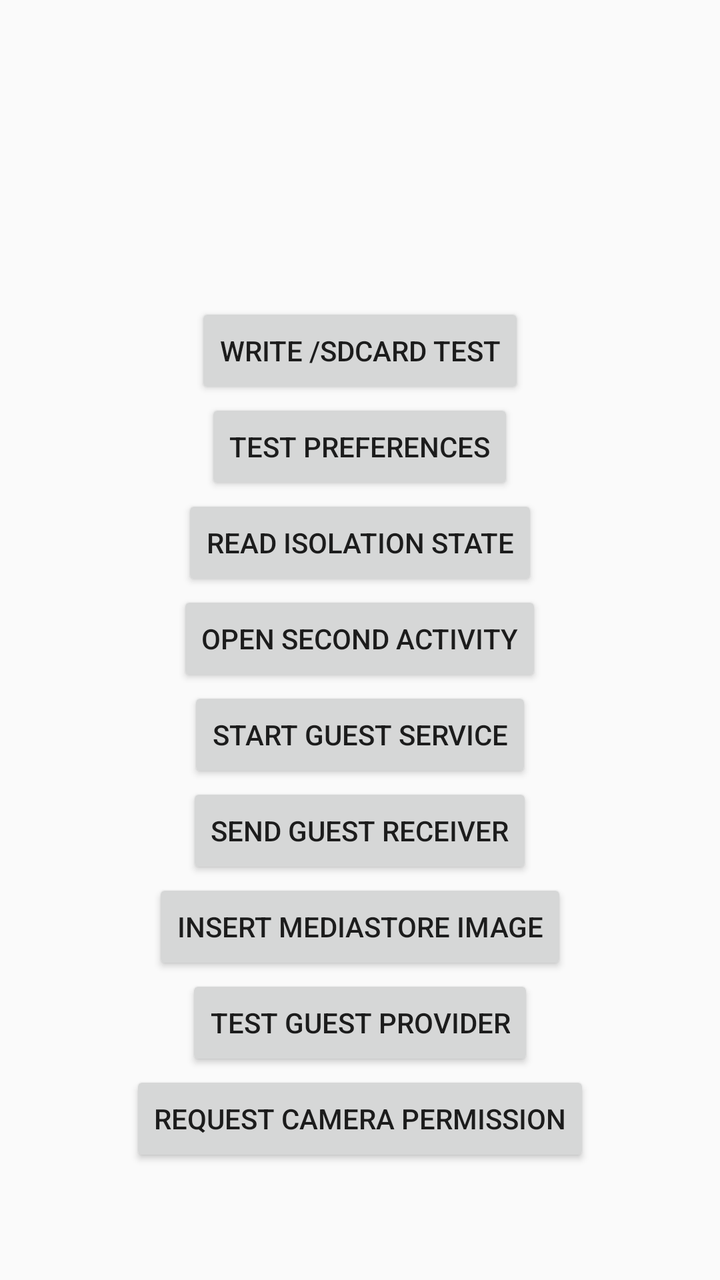
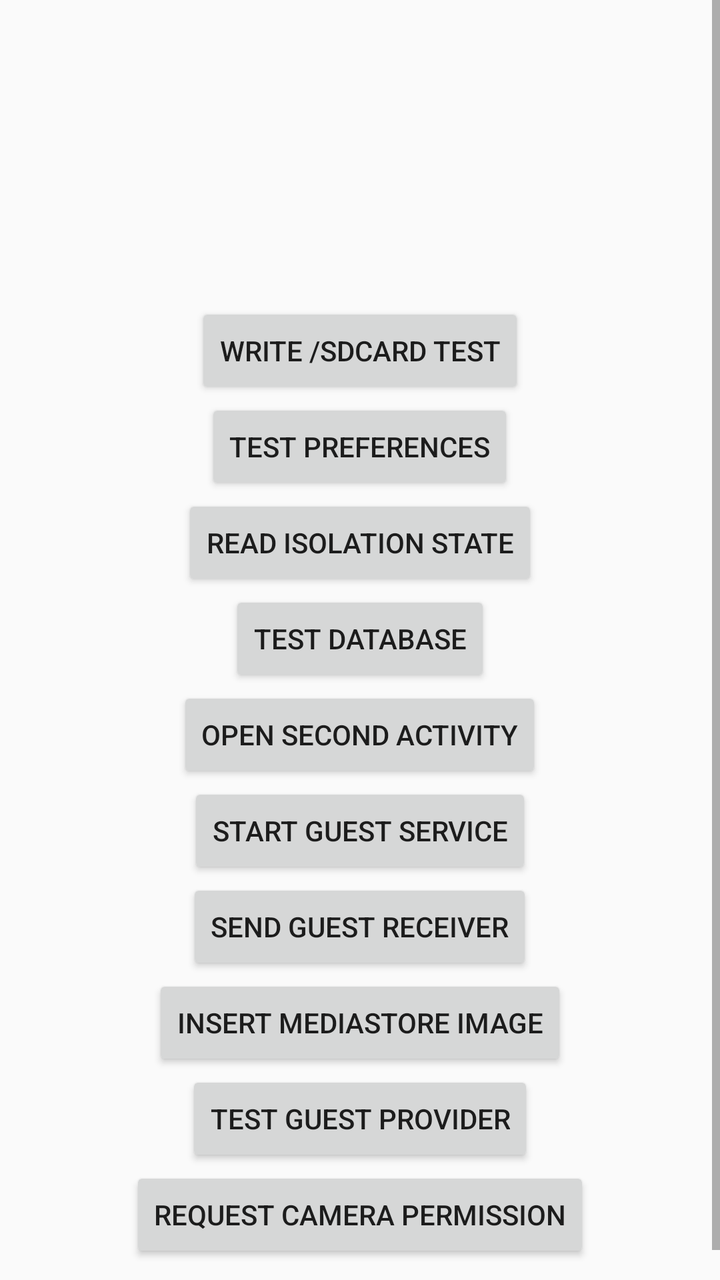

Two renders of the same Android screen: before a commit and after it. Below are the layout's source before the change and the commit's diff.
<!-- AndroidManifest.xml: application theme android:Theme.Material.Light.NoActionBar -->
<!-- res/layout/activity_main.xml -->
<?xml version="1.0" encoding="utf-8"?>
<ScrollView xmlns:android="http://schemas.android.com/apk/res/android"
    android:layout_width="match_parent"
    android:layout_height="match_parent">

    <LinearLayout
        android:layout_width="match_parent"
        android:layout_height="wrap_content"
        android:orientation="vertical"
        android:gravity="center"
        android:padding="24dp">

        <TextView
            android:id="@+id/guest_text"
            android:layout_width="wrap_content"
            android:layout_height="wrap_content"
            android:textSize="28sp"
            android:textStyle="bold" />

        <TextView
            android:id="@+id/package_text"
            android:layout_width="wrap_content"
            android:layout_height="wrap_content"
            android:layout_marginTop="12dp"
            android:textSize="14sp"
            android:gravity="center" />

        <TextView
            android:id="@+id/storage_text"
            android:layout_width="wrap_content"
            android:layout_height="wrap_content"
            android:layout_marginTop="24dp"
            android:gravity="center"
            android:textSize="14sp" />

        <Button
            android:id="@+id/write_button"
            android:layout_width="wrap_content"
            android:layout_height="wrap_content"
            android:layout_marginTop="16dp"
            android:text="@string/write_button" />

        <Button
            android:id="@+id/prefs_button"
            android:layout_width="wrap_content"
            android:layout_height="wrap_content"
            android:text="TEST PREFERENCES" />

        <Button
            android:id="@+id/isolation_button"
            android:layout_width="wrap_content"
            android:layout_height="wrap_content"
            android:text="READ ISOLATION STATE" />

        <Button
            android:id="@+id/activity_button"
            android:layout_width="wrap_content"
            android:layout_height="wrap_content"
            android:text="OPEN SECOND ACTIVITY" />

        <Button
            android:id="@+id/service_button"
            android:layout_width="wrap_content"
            android:layout_height="wrap_content"
            android:text="START GUEST SERVICE" />

        <Button
            android:id="@+id/receiver_button"
            android:layout_width="wrap_content"
            android:layout_height="wrap_content"
            android:text="SEND GUEST RECEIVER" />

        <Button
            android:id="@+id/media_button"
            android:layout_width="wrap_content"
            android:layout_height="wrap_content"
            android:text="INSERT MEDIASTORE IMAGE" />

        <Button
            android:id="@+id/provider_button"
            android:layout_width="wrap_content"
            android:layout_height="wrap_content"
            android:text="TEST GUEST PROVIDER" />

        <Button
            android:id="@+id/permission_button"
            android:layout_width="wrap_content"
            android:layout_height="wrap_content"
            android:text="REQUEST CAMERA PERMISSION" />
    </LinearLayout>
</ScrollView>
<!-- resources referenced by this layout -->
<resources>
  <string name="write_button">Write /sdcard test</string>
</resources>

<!-- the commit's change to res/layout/activity_main.xml (unified diff, before → after) -->
@@ -53,6 +53,12 @@
             android:text="READ ISOLATION STATE" />
 
         <Button
+            android:id="@+id/database_button"
+            android:layout_width="wrap_content"
+            android:layout_height="wrap_content"
+            android:text="TEST DATABASE" />
+
+        <Button
             android:id="@+id/activity_button"
             android:layout_width="wrap_content"
             android:layout_height="wrap_content"
